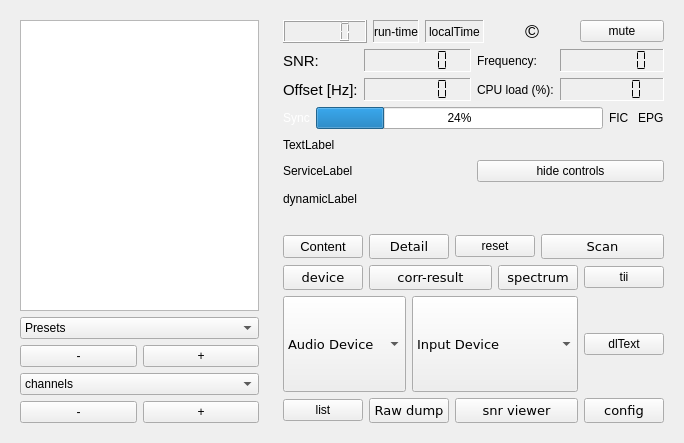
This is forms/dabradio.ui in JvanKatwijk/qt-dab as Qt 5 draws it before an edit. The edited form follows.
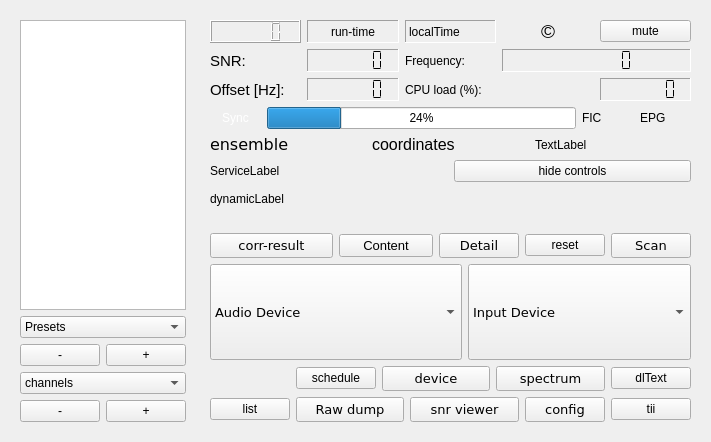
This is the edited form. Custom widgets are drawn as their Qt base class.

The edit to the form file:
```diff
--- a/forms/dabradio.ui
+++ b/forms/dabradio.ui
@@ -6,8 +6,8 @@
    <rect>
     <x>0</x>
     <y>0</y>
-    <width>684</width>
-    <height>443</height>
+    <width>699</width>
+    <height>442</height>
    </rect>
   </property>
   <property name="sizePolicy">
@@ -19,9 +19,7 @@
   <property name="windowTitle">
    <string>Qt-DAB-4.11</string>
   </property>
-  <layout class="QHBoxLayout" name="horizontalLayout_12">
-   <item>
-    <layout class="QHBoxLayout" name="horizontalLayout_11">
+  <layout class="QHBoxLayout" name="horizontalLayout_9">
      <item>
       <widget class="QWidget" name="leftPane" native="true">
        <property name="sizePolicy">
@@ -137,7 +135,9 @@
       </widget>
      </item>
      <item>
-      <layout class="QVBoxLayout" name="verticalLayout_4">
+    <layout class="QVBoxLayout" name="verticalLayout">
+     <item>
+      <layout class="QVBoxLayout" name="verticalLayout_2">
        <item>
         <widget class="QWidget" name="rightPane" native="true">
          <property name="sizePolicy">
@@ -146,17 +146,13 @@
            <verstretch>0</verstretch>
           </sizepolicy>
          </property>
-         <layout class="QVBoxLayout" name="verticalLayout">
+         <layout class="QVBoxLayout" name="verticalLayout_5">
           <item>
-           <layout class="QVBoxLayout" name="verticalLayout_2">
-            <item>
-             <layout class="QHBoxLayout" name="horizontalLayout_6">
+           <layout class="QHBoxLayout" name="horizontalLayout">
               <item>
                <widget class="QLCDNumber" name="stillMuting"/>
               </item>
               <item>
-               <layout class="QHBoxLayout" name="horizontalLayout_9">
-                <item>
                  <widget class="QLabel" name="runtimeDisplay">
                   <property name="frameShape">
                    <enum>QFrame::Panel</enum>
@@ -189,8 +185,6 @@
                   </property>
                  </widget>
                 </item>
-               </layout>
-              </item>
               <item>
                <widget class="QLabel" name="copyrightLabel">
                 <property name="font">
@@ -219,9 +213,9 @@
              </layout>
             </item>
             <item>
-             <layout class="QHBoxLayout" name="horizontalLayout">
+           <layout class="QVBoxLayout" name="verticalLayout_4">
               <item>
-               <layout class="QFormLayout" name="formLayout_2">
+             <layout class="QGridLayout" name="gridLayout_2">
                 <item row="0" column="0">
                  <widget class="QLabel" name="label_7">
                   <property name="font">
@@ -259,54 +253,14 @@
                   </property>
                  </widget>
                 </item>
-                <item row="1" column="0">
-                 <widget class="QLabel" name="label_6">
-                  <property name="font">
-                   <font>
-                    <pointsize>11</pointsize>
-                   </font>
-                  </property>
-                  <property name="text">
-                   <string>Offset [Hz]:</string>
-                  </property>
-                 </widget>
-                </item>
-                <item row="1" column="1">
-                 <widget class="QLCDNumber" name="correctorDisplay">
-                  <property name="font">
-                   <font>
-                    <pointsize>8</pointsize>
-                   </font>
-                  </property>
-                  <property name="toolTip">
-                   <string>&lt;html&gt;&lt;head/&gt;&lt;body&gt;&lt;p&gt;Coarse offset, indicates - in Hz - the frequency offset. Coarse offset is in large steps, where a step is the distance - in Hz - between two subsequent carriers in the ofdm signal.&lt;/p&gt;&lt;/body&gt;&lt;/html&gt;</string>
-                  </property>
-                  <property name="frameShape">
-                   <enum>QFrame::Panel</enum>
-                  </property>
-                  <property name="frameShadow">
-                   <enum>QFrame::Sunken</enum>
-                  </property>
-                  <property name="digitCount">
-                   <number>6</number>
-                  </property>
-                  <property name="segmentStyle">
-                   <enum>QLCDNumber::Flat</enum>
-                  </property>
-                 </widget>
-                </item>
-               </layout>
-              </item>
-              <item>
-               <layout class="QFormLayout" name="formLayout">
-                <item row="0" column="0">
+              <item row="0" column="2">
                  <widget class="QLabel" name="label_2">
                   <property name="text">
                    <string>Frequency:</string>
                   </property>
                  </widget>
                 </item>
-                <item row="0" column="1">
+              <item row="0" column="3" colspan="2">
                  <widget class="QLCDNumber" name="frequencyDisplay">
                   <property name="font">
                    <font>
@@ -331,13 +285,49 @@
                  </widget>
                 </item>
                 <item row="1" column="0">
+               <widget class="QLabel" name="label_6">
+                <property name="font">
+                 <font>
+                  <pointsize>11</pointsize>
+                 </font>
+                </property>
+                <property name="text">
+                 <string>Offset [Hz]:</string>
+                </property>
+               </widget>
+              </item>
+              <item row="1" column="1">
+               <widget class="QLCDNumber" name="correctorDisplay">
+                <property name="font">
+                 <font>
+                  <pointsize>8</pointsize>
+                 </font>
+                </property>
+                <property name="toolTip">
+                 <string>&lt;html&gt;&lt;head/&gt;&lt;body&gt;&lt;p&gt;Coarse offset, indicates - in Hz - the frequency offset. Coarse offset is in large steps, where a step is the distance - in Hz - between two subsequent carriers in the ofdm signal.&lt;/p&gt;&lt;/body&gt;&lt;/html&gt;</string>
+                </property>
+                <property name="frameShape">
+                 <enum>QFrame::Panel</enum>
+                </property>
+                <property name="frameShadow">
+                 <enum>QFrame::Sunken</enum>
+                </property>
+                <property name="digitCount">
+                 <number>6</number>
+                </property>
+                <property name="segmentStyle">
+                 <enum>QLCDNumber::Flat</enum>
+                </property>
+               </widget>
+              </item>
+              <item row="1" column="2" colspan="2">
                  <widget class="QLabel" name="label_3">
                   <property name="text">
                    <string>CPU load (%):</string>
                   </property>
                  </widget>
                 </item>
-                <item row="1" column="1">
+              <item row="1" column="4">
                  <widget class="QLCDNumber" name="cpuMonitor">
                   <property name="toolTip">
                    <string>The total load on the processor, not just from running this application.</string>
@@ -358,10 +348,8 @@
                 </item>
                </layout>
               </item>
-             </layout>
-            </item>
             <item>
-             <layout class="QHBoxLayout" name="horizontalLayout_10">
+             <layout class="QHBoxLayout" name="horizontalLayout_5">
               <item>
                <widget class="QLabel" name="syncedLabel">
                 <property name="palette">
@@ -445,17 +433,7 @@
              </layout>
             </item>
             <item>
-             <layout class="QHBoxLayout" name="horizontalLayout_7">
-              <item>
-               <widget class="QLabel" name="nrTransmitters">
-                <property name="toolTip">
-                 <string>&lt;html&gt;&lt;head/&gt;&lt;body&gt;&lt;p&gt;nr of transmitters seen in the single frequency network. It equals the number of valid peaks in&lt;/p&gt;&lt;p&gt;the correlation widget.&lt;/p&gt;&lt;/body&gt;&lt;/html&gt;</string>
-                </property>
-                <property name="text">
-                 <string>TextLabel</string>
-                </property>
-               </widget>
-              </item>
+             <layout class="QHBoxLayout" name="horizontalLayout_6">
               <item>
                <widget class="QLabel" name="ensembleId">
                 <property name="font">
@@ -471,7 +449,7 @@
                  <string>&lt;html&gt;&lt;head/&gt;&lt;body&gt;&lt;p&gt;Ensemble Label and Ensemble ID are shown here.&lt;/p&gt;&lt;/body&gt;&lt;/html&gt;</string>
                 </property>
                 <property name="text">
-                 <string/>
+                 <string>ensemble</string>
                 </property>
                </widget>
               </item>
@@ -486,16 +464,24 @@
                  <string>&lt;html&gt;&lt;head/&gt;&lt;body&gt;&lt;p&gt;Transmitter Identification Information (tii) is shown here. If more than one transmitter are being received, only the strongest will be shown.&lt;/p&gt;&lt;p&gt;Note that not all transmitters might have its own code.&lt;/p&gt;&lt;/body&gt;&lt;/html&gt;</string>
                 </property>
                 <property name="text">
-                 <string/>
+                 <string>coordinates</string>
                 </property>
                </widget>
               </item>
-             </layout>
+              <item>
+               <widget class="QLabel" name="nrTransmitters">
+                <property name="toolTip">
+                 <string>&lt;html&gt;&lt;head/&gt;&lt;body&gt;&lt;p&gt;nr of transmitters seen in the single frequency network. It equals the number of valid peaks in&lt;/p&gt;&lt;p&gt;the correlation widget.&lt;/p&gt;&lt;/body&gt;&lt;/html&gt;</string>
+                </property>
+                <property name="text">
+                 <string>TextLabel</string>
+                </property>
+               </widget>
             </item>
            </layout>
           </item>
           <item>
-           <layout class="QHBoxLayout" name="horizontalLayout_5">
+             <layout class="QHBoxLayout" name="horizontalLayout_7">
             <item>
              <widget class="QLabel" name="serviceLabel">
               <property name="text">
@@ -512,6 +498,8 @@
             </item>
            </layout>
           </item>
+           </layout>
+          </item>
           <item>
            <widget class="QLabel" name="dynamicLabel">
             <property name="text">
@@ -522,34 +510,14 @@
          </layout>
         </widget>
        </item>
+      </layout>
+     </item>
        <item>
         <widget class="QWidget" name="controlWidget" native="true">
          <layout class="QHBoxLayout" name="horizontalLayout_3">
           <item>
            <layout class="QGridLayout" name="gridLayout">
-            <item row="1" column="4" colspan="2">
-             <widget class="verySmallPushButton" name="show_spectrumButton">
-              <property name="sizePolicy">
-               <sizepolicy hsizetype="Preferred" vsizetype="Fixed">
-                <horstretch>0</horstretch>
-                <verstretch>0</verstretch>
-               </sizepolicy>
-              </property>
-              <property name="font">
-               <font>
-                <family>DejaVu Sans</family>
-                <pointsize>10</pointsize>
-               </font>
-              </property>
-              <property name="toolTip">
-               <string>&lt;html&gt;&lt;head/&gt;&lt;body&gt;&lt;p&gt;The spectrum and the constellation of the DAB signal is shown when pressing this button. &lt;br /&gt;&lt;br /&gt;Pressing it again will cause the spectrum and constellation to be invisible.&lt;/p&gt;&lt;/body&gt;&lt;/html&gt;</string>
-              </property>
-              <property name="text">
-               <string>spectrum</string>
-              </property>
-             </widget>
-            </item>
-            <item row="1" column="1" colspan="3">
+          <item row="0" column="0" colspan="2">
              <widget class="verySmallPushButton" name="show_correlationButton">
               <property name="sizePolicy">
                <sizepolicy hsizetype="Preferred" vsizetype="Fixed">
@@ -576,7 +544,7 @@
               </property>
              </widget>
             </item>
-            <item row="0" column="0">
+          <item row="0" column="2" colspan="3">
              <widget class="verySmallPushButton" name="contentButton">
               <property name="sizePolicy">
                <sizepolicy hsizetype="Preferred" vsizetype="Fixed">
@@ -597,8 +565,8 @@
               </property>
              </widget>
             </item>
-            <item row="3" column="6">
-             <widget class="verySmallPushButton" name="configButton">
+          <item row="0" column="5" colspan="3">
+           <widget class="verySmallPushButton" name="detailButton">
               <property name="sizePolicy">
                <sizepolicy hsizetype="Preferred" vsizetype="Fixed">
                 <horstretch>0</horstretch>
@@ -615,12 +583,12 @@
                <string>&lt;html&gt;&lt;head /&gt;&lt;body&gt;&lt;p&gt;Touching this button will show/hide a widget where some configuration settings can be changed. &lt;br /&gt;&lt;br /&gt;The config widget also contains a posisbility for setting an alarm like signal.&lt;/p&gt;&lt;/body&gt;&lt;/html&gt;</string>
               </property>
               <property name="text">
-               <string>config</string>
+             <string>Detail</string>
               </property>
              </widget>
             </item>
-            <item row="0" column="3" colspan="2">
-             <widget class="verySmallPushButton" name="resetButton">
+          <item row="0" column="8">
+           <widget class="smallPushButton" name="resetButton">
               <property name="sizePolicy">
                <sizepolicy hsizetype="Preferred" vsizetype="Fixed">
                 <horstretch>0</horstretch>
@@ -635,7 +603,7 @@
               </property>
              </widget>
             </item>
-            <item row="0" column="5" colspan="2">
+          <item row="0" column="9">
              <widget class="verySmallPushButton" name="scanButton">
               <property name="sizePolicy">
                <sizepolicy hsizetype="Preferred" vsizetype="Fixed">
@@ -659,117 +627,7 @@
               </property>
              </widget>
             </item>
-            <item row="3" column="0">
-             <widget class="smallPushButton" name="historyButton">
-              <property name="toolTip">
-               <string>&lt;html&gt;&lt;head/&gt;&lt;body&gt;&lt;p&gt;history feature. The software maintains a list of all services encountered. Touching this button will show (hide) the list. By clicking with the left mouse button the software will try to select the service pointed to, by clicking with the ruight mouse button the lit will be deleted.&lt;/p&gt;&lt;/body&gt;&lt;/html&gt;</string>
-              </property>
-              <property name="text">
-               <string>list</string>
-              </property>
-             </widget>
-            </item>
-            <item row="1" column="0">
-             <widget class="verySmallPushButton" name="devicewidgetButton">
-              <property name="sizePolicy">
-               <sizepolicy hsizetype="Preferred" vsizetype="Fixed">
-                <horstretch>0</horstretch>
-                <verstretch>0</verstretch>
-               </sizepolicy>
-              </property>
-              <property name="font">
-               <font>
-                <family>DejaVu Sans</family>
-                <pointsize>10</pointsize>
-               </font>
-              </property>
-              <property name="toolTip">
-               <string>&lt;html&gt;&lt;head/&gt;&lt;body&gt;&lt;p&gt;show or hide the widget for controlling the device.&lt;/p&gt;&lt;/body&gt;&lt;/html&gt;</string>
-              </property>
-              <property name="text">
-               <string>device</string>
-              </property>
-             </widget>
-            </item>
-            <item row="3" column="3" colspan="3">
-             <widget class="verySmallPushButton" name="snrButton">
-              <property name="sizePolicy">
-               <sizepolicy hsizetype="Preferred" vsizetype="Fixed">
-                <horstretch>0</horstretch>
-                <verstretch>0</verstretch>
-               </sizepolicy>
-              </property>
-              <property name="font">
-               <font>
-                <family>DejaVu Sans</family>
-                <pointsize>10</pointsize>
-               </font>
-              </property>
-              <property name="toolTip">
-               <string>&lt;html&gt;&lt;head/&gt;&lt;body&gt;&lt;p&gt;The snrViewer button controls a widget that - when enabled - will show the development of SNR over time. Parameters of the screen, height (the Y-axis) and the number of measurements (X-axis) can be set in the configuration widget.&lt;/p&gt;&lt;/body&gt;&lt;/html&gt;</string>
-              </property>
-              <property name="text">
-               <string>snr viewer</string>
-              </property>
-             </widget>
-            </item>
-            <item row="0" column="1" colspan="2">
-             <widget class="verySmallPushButton" name="detailButton">
-              <property name="sizePolicy">
-               <sizepolicy hsizetype="Preferred" vsizetype="Fixed">
-                <horstretch>0</horstretch>
-                <verstretch>0</verstretch>
-               </sizepolicy>
-              </property>
-              <property name="font">
-               <font>
-                <family>DejaVu Sans</family>
-                <pointsize>10</pointsize>
-               </font>
-              </property>
-              <property name="toolTip">
-               <string>&lt;html&gt;&lt;head/&gt;&lt;body&gt;&lt;p&gt;Push this button for further technical information about the selected program&lt;/p&gt;&lt;p&gt;Push again for closing the pop-up-window.&lt;/p&gt;&lt;/body&gt;&lt;/html&gt;</string>
-              </property>
-              <property name="text">
-               <string>Detail</string>
-              </property>
-             </widget>
-            </item>
-            <item row="2" column="2" colspan="4">
-             <widget class="smallComboBox" name="deviceSelector">
-              <property name="sizePolicy">
-               <sizepolicy hsizetype="Preferred" vsizetype="Expanding">
-                <horstretch>0</horstretch>
-                <verstretch>0</verstretch>
-               </sizepolicy>
-              </property>
-              <property name="font">
-               <font>
-                <family>DejaVu Sans</family>
-                <pointsize>10</pointsize>
-               </font>
-              </property>
-              <property name="toolTip">
-               <string>&lt;html&gt;&lt;head/&gt;&lt;body&gt;&lt;p&gt;Select the input device. The devices shown are configured. &lt;/p&gt;&lt;/body&gt;&lt;/html&gt;</string>
-              </property>
-              <item>
-               <property name="text">
-                <string>Input Device</string>
-               </property>
-              </item>
-             </widget>
-            </item>
-            <item row="1" column="6">
-             <widget class="verySmallPushButton" name="show_tiiButton">
-              <property name="toolTip">
-               <string>&lt;html&gt;&lt;head/&gt;&lt;body&gt;&lt;p&gt;show or hide the widget for showing the tii spectrum&lt;/p&gt;&lt;/body&gt;&lt;/html&gt;</string>
-              </property>
-              <property name="text">
-               <string>tii</string>
-              </property>
-             </widget>
-            </item>
-            <item row="2" column="0" colspan="2">
+          <item row="1" column="0" colspan="6">
              <widget class="smallComboBox" name="streamoutSelector">
               <property name="sizePolicy">
                <sizepolicy hsizetype="Ignored" vsizetype="Expanding">
@@ -793,7 +651,85 @@
               </item>
              </widget>
             </item>
-            <item row="2" column="6">
+          <item row="1" column="6" colspan="4">
+           <widget class="smallComboBox" name="deviceSelector">
+            <property name="sizePolicy">
+             <sizepolicy hsizetype="Preferred" vsizetype="Expanding">
+              <horstretch>0</horstretch>
+              <verstretch>0</verstretch>
+             </sizepolicy>
+            </property>
+            <property name="font">
+             <font>
+              <family>DejaVu Sans</family>
+              <pointsize>10</pointsize>
+             </font>
+            </property>
+            <property name="toolTip">
+             <string>&lt;html&gt;&lt;head/&gt;&lt;body&gt;&lt;p&gt;Select the input device. The devices shown are configured. &lt;/p&gt;&lt;/body&gt;&lt;/html&gt;</string>
+            </property>
+            <item>
+             <property name="text">
+              <string>Input Device</string>
+             </property>
+            </item>
+           </widget>
+          </item>
+          <item row="2" column="1" colspan="2">
+           <widget class="normalPushButton" name="scheduleButton">
+            <property name="toolTip">
+             <string>&lt;html&gt;&lt;head/&gt;&lt;body&gt;&lt;p&gt;schedule button. Touching it will first show a list of services (and a few) commands to select from. If selected, a widget will apear for setting the time.&lt;/p&gt;&lt;/body&gt;&lt;/html&gt;</string>
+            </property>
+            <property name="text">
+             <string>schedule</string>
+            </property>
+           </widget>
+          </item>
+          <item row="2" column="3" colspan="4">
+           <widget class="normalPushButton" name="devicewidgetButton">
+            <property name="sizePolicy">
+             <sizepolicy hsizetype="Preferred" vsizetype="Fixed">
+              <horstretch>0</horstretch>
+              <verstretch>0</verstretch>
+             </sizepolicy>
+            </property>
+            <property name="font">
+             <font>
+              <family>DejaVu Sans</family>
+              <pointsize>10</pointsize>
+             </font>
+            </property>
+            <property name="toolTip">
+             <string>&lt;html&gt;&lt;head/&gt;&lt;body&gt;&lt;p&gt;show or hide the widget for controlling the device.&lt;/p&gt;&lt;/body&gt;&lt;/html&gt;</string>
+            </property>
+            <property name="text">
+             <string>device</string>
+            </property>
+           </widget>
+          </item>
+          <item row="2" column="7" colspan="2">
+           <widget class="verySmallPushButton" name="show_spectrumButton">
+            <property name="sizePolicy">
+             <sizepolicy hsizetype="Preferred" vsizetype="Fixed">
+              <horstretch>0</horstretch>
+              <verstretch>0</verstretch>
+             </sizepolicy>
+            </property>
+            <property name="font">
+             <font>
+              <family>DejaVu Sans</family>
+              <pointsize>10</pointsize>
+             </font>
+            </property>
+            <property name="toolTip">
+             <string>&lt;html&gt;&lt;head/&gt;&lt;body&gt;&lt;p&gt;The spectrum and the constellation of the DAB signal is shown when pressing this button. &lt;br /&gt;&lt;br /&gt;Pressing it again will cause the spectrum and constellation to be invisible.&lt;/p&gt;&lt;/body&gt;&lt;/html&gt;</string>
+            </property>
+            <property name="text">
+             <string>spectrum</string>
+            </property>
+           </widget>
+          </item>
+          <item row="2" column="9">
              <widget class="smallPushButton" name="dlTextButton">
               <property name="toolTip">
                <string>&lt;html&gt;&lt;head/&gt;&lt;body&gt;&lt;p&gt;the dynamic label text, as shown on the main widget, can be stored in a file.&lt;/p&gt;&lt;p&gt;Touching this button will show a menu for selecting a (text) file. &lt;/p&gt;&lt;p&gt;The text lines are preceded by the channel, the servicename and a time indicator.&lt;/p&gt;&lt;p&gt;As usual, touching the button a second time will close the file.&lt;/p&gt;&lt;/body&gt;&lt;/html&gt;</string>
@@ -803,7 +739,17 @@
               </property>
              </widget>
             </item>
-            <item row="3" column="1" colspan="2">
+          <item row="3" column="0">
+           <widget class="smallPushButton" name="historyButton">
+            <property name="toolTip">
+             <string>&lt;html&gt;&lt;head/&gt;&lt;body&gt;&lt;p&gt;history feature. The software maintains a list of all services encountered. Touching this button will show (hide) the list. By clicking with the left mouse button the software will try to select the service pointed to, by clicking with the ruight mouse button the lit will be deleted.&lt;/p&gt;&lt;/body&gt;&lt;/html&gt;</string>
+            </property>
+            <property name="text">
+             <string>list</string>
+            </property>
+           </widget>
+          </item>
+          <item row="3" column="1" colspan="3">
              <widget class="verySmallPushButton" name="dumpButton">
               <property name="sizePolicy">
                <sizepolicy hsizetype="Preferred" vsizetype="Fixed">
@@ -825,12 +771,64 @@
               </property>
              </widget>
             </item>
-           </layout>
+          <item row="3" column="4" colspan="4">
+           <widget class="verySmallPushButton" name="snrButton">
+            <property name="sizePolicy">
+             <sizepolicy hsizetype="Preferred" vsizetype="Fixed">
+              <horstretch>0</horstretch>
+              <verstretch>0</verstretch>
+             </sizepolicy>
+            </property>
+            <property name="font">
+             <font>
+              <family>DejaVu Sans</family>
+              <pointsize>10</pointsize>
+             </font>
+            </property>
+            <property name="toolTip">
+             <string>&lt;html&gt;&lt;head/&gt;&lt;body&gt;&lt;p&gt;The snrViewer button controls a widget that - when enabled - will show the development of SNR over time. Parameters of the screen, height (the Y-axis) and the number of measurements (X-axis) can be set in the configuration widget.&lt;/p&gt;&lt;/body&gt;&lt;/html&gt;</string>
+            </property>
+            <property name="text">
+             <string>snr viewer</string>
+            </property>
+           </widget>
           </item>
-         </layout>
-        </widget>
-       </item>
-      </layout>
+          <item row="3" column="8">
+           <widget class="smallPushButton" name="configButton">
+            <property name="sizePolicy">
+             <sizepolicy hsizetype="Preferred" vsizetype="Fixed">
+              <horstretch>0</horstretch>
+              <verstretch>0</verstretch>
+             </sizepolicy>
+            </property>
+            <property name="font">
+             <font>
+              <family>DejaVu Sans</family>
+              <pointsize>10</pointsize>
+             </font>
+            </property>
+            <property name="toolTip">
+             <string>&lt;html&gt;&lt;head /&gt;&lt;body&gt;&lt;p&gt;Touching this button will show/hide a widget where some configuration settings can be changed. &lt;br /&gt;&lt;br /&gt;The config widget also contains a posisbility for setting an alarm like signal.&lt;/p&gt;&lt;/body&gt;&lt;/html&gt;</string>
+            </property>
+            <property name="text">
+             <string>config</string>
+            </property>
+           </widget>
+          </item>
+          <item row="3" column="9">
+           <widget class="verySmallPushButton" name="show_tiiButton">
+            <property name="toolTip">
+             <string>&lt;html&gt;&lt;head/&gt;&lt;body&gt;&lt;p&gt;show or hide the widget for showing the tii spectrum&lt;/p&gt;&lt;/body&gt;&lt;/html&gt;</string>
+            </property>
+            <property name="text">
+             <string>tii</string>
+            </property>
+           </widget>
+          </item>
+         </layout>
+        </item>
+       </layout>
+      </widget>
      </item>
     </layout>
    </item>
@@ -862,6 +860,11 @@
    <extends>QPushButton</extends>
    <header>verysmallpushbutton.h</header>
   </customwidget>
+  <customwidget>
+   <class>normalPushButton</class>
+   <extends>QPushButton</extends>
+   <header>normalpushbutton.h</header>
+  </customwidget>
  </customwidgets>
  <resources/>
  <connections/>
```
Left out of the diff: 2 changed lines with no effect on the pictures. Lines whose indentation alone changed are shown as unchanged.
